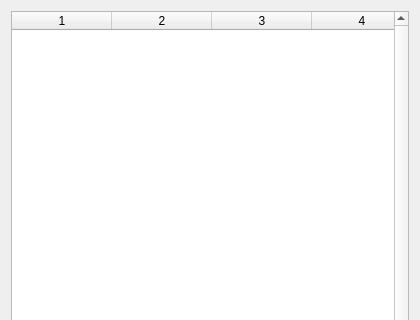
The window that THScore/UFOWindow.ui (denebwang/touhouScore) describes before a commit, drawn with Qt 5; both pictures show x 0 to 420 and y 0 to 320 of the 420 by 600 pixel window.
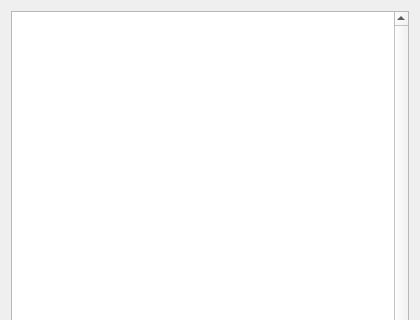
The same window after the commit. Icons and pictures are not drawn.

```diff
--- a/THScore/UFOWindow.ui
+++ b/THScore/UFOWindow.ui
@@ -65,6 +65,9 @@
      <property name="columnCount">
       <number>4</number>
      </property>
+     <attribute name="horizontalHeaderVisible">
+      <bool>false</bool>
+     </attribute>
      <attribute name="verticalHeaderVisible">
       <bool>false</bool>
      </attribute>
```
